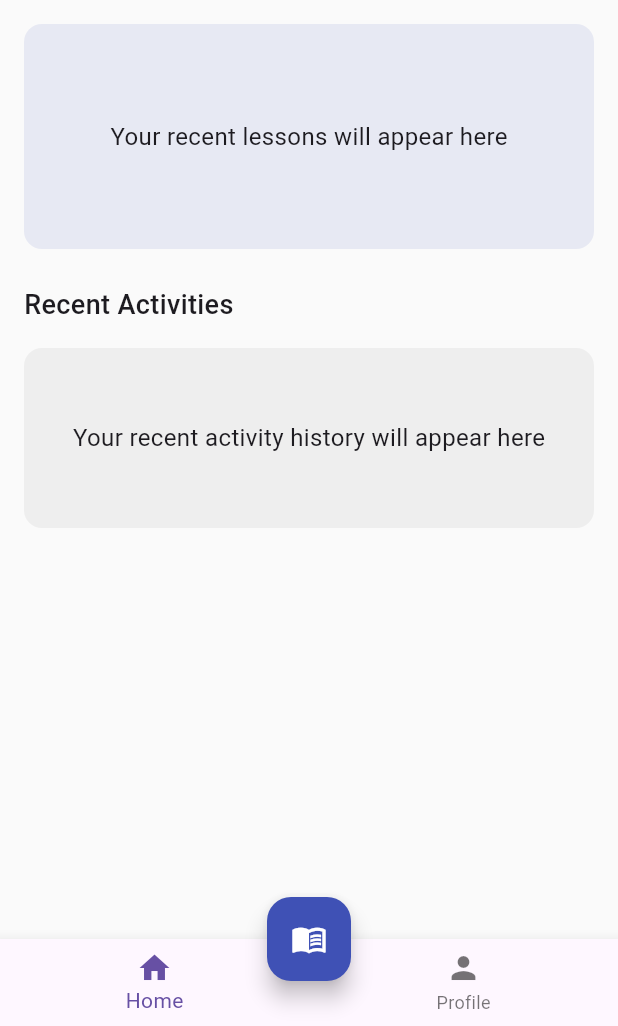
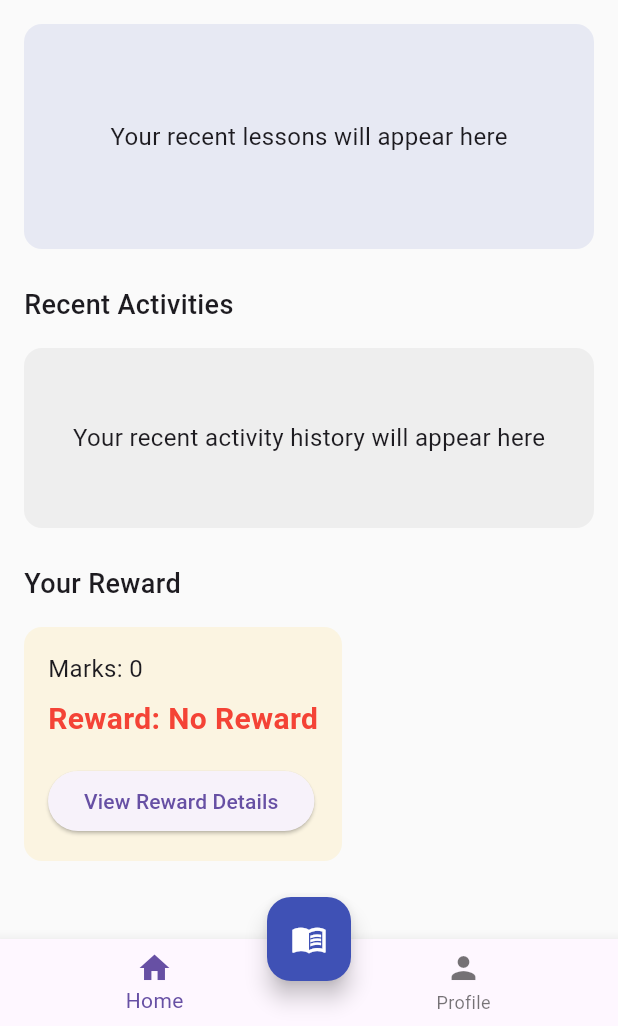
Before and after one commit to Group-7B/MainProgram, a Flutter app: the HomeScreen screen opened directly, after a tap on the "search" icon, on a phone screen of 412 x 824 dp, the part 210-1236 px from its top. Run offline on Flutter 3.47's test engine with Material 3 defaults, Android fonts, the phone set to English and light mode, and no system bars.

Commit message:
Add files via upload

```diff
--- a/lib/main.dart
+++ b/lib/main.dart
@@ -1,5 +1,4 @@
-// ignore_for_file: depend_on_referenced_packages
-
+// ignore_for_file: depend_on_referenced_packages, non_constant_identifier_names
 import 'package:flutter/material.dart';
 import 'package:learning_app/screens/home_screen.dart';
 import 'package:learning_app/screens/lesson_screen.dart';
@@ -7,6 +6,7 @@ import 'package:learning_app/screens/quiz_screen.dart';
 import 'package:learning_app/screens/subject_screen.dart';
 import 'package:learning_app/theme/app_theme.dart';
 import 'package:learning_app/screens/setting_screen.dart';
+import 'package:learning_app/screens/reward_screen.dart';
 
 void main() {
   runApp(const LearningApp());
@@ -30,6 +30,7 @@ class LearningApp extends StatelessWidget {
         '/quiz': (context) => const QuizScreen(),
         '/profile': (context) => const SettingsScreen(),
         '/setting': (context) => const SettingsScreen(),
+        '/reward': (context) => RewardScreen(marks: 0),
       },
     );
   }
--- a/lib/screens/home_screen.dart
+++ b/lib/screens/home_screen.dart
@@ -1,5 +1,6 @@
 import 'package:flutter/material.dart';
 import 'package:learning_app/screens/profile_screen.dart';
+import 'package:learning_app/screens/reward_screen.dart';
 
 class HomeScreen extends StatefulWidget {
   const HomeScreen({super.key});
@@ -10,6 +11,23 @@ class HomeScreen extends StatefulWidget {
 
 class _HomeScreenState extends State<HomeScreen> {
   int _currentIndex = 0;
+
+  Future<int> fetchMarks() async {
+    await Future.delayed(const Duration(seconds: 2));
+    return 0; // Example marks
+  }
+
+  String getReward(int marks) {
+    if (marks >= 90) {
+      return 'Gold';
+    } else if (marks >= 75) {
+      return 'Silver';
+    } else if (marks >= 50) {
+      return 'Bronze';
+    } else {
+      return 'No Reward';
+    }
+  }
 
   @override
   Widget build(BuildContext context) {
@@ -85,6 +103,8 @@ class _HomeScreenState extends State<HomeScreen> {
           _buildContinueLearning(),
           const SizedBox(height: 24),
           _buildRecentActivities(),
+          const SizedBox(height: 24),
+          _buildRewardSection(),
         ],
       ),
     );
@@ -125,4 +145,74 @@ class _HomeScreenState extends State<HomeScreen> {
       ],
     );
   }
+
+  Widget _buildRewardSection() {
+    return FutureBuilder<int>(
+      future: fetchMarks(),
+      builder: (context, snapshot) {
+        if (snapshot.connectionState == ConnectionState.waiting) {
+          return const Center(child: CircularProgressIndicator());
+        } else if (snapshot.hasError) {
+          return const Center(child: Text('Error fetching marks'));
+        } else {
+          final marks = snapshot.data!;
+          final reward = getReward(marks);
+
+          return Column(
+            crossAxisAlignment: CrossAxisAlignment.start,
+            children: [
+              const Text(
+                'Your Reward',
+                style: TextStyle(fontSize: 18, fontWeight: FontWeight.w500),
+              ),
+              const SizedBox(height: 16),
+              Container(
+                padding: const EdgeInsets.all(16),
+                decoration: BoxDecoration(
+                  color: Colors.amber.withOpacity(0.1),
+                  borderRadius: BorderRadius.circular(12),
+                ),
+                child: Column(
+                  crossAxisAlignment: CrossAxisAlignment.start,
+                  children: [
+                    Text(
+                      'Marks: $marks',
+                      style: const TextStyle(fontSize: 16),
+                    ),
+                    const SizedBox(height: 8),
+                    Text(
+                      'Reward: $reward',
+                      style: TextStyle(
+                        fontSize: 20,
+                        fontWeight: FontWeight.bold,
+                        color: reward == 'Gold'
+                            ? Colors.amber
+                            : reward == 'Silver'
+                                ? Colors.grey
+                                : reward == 'Bronze'
+                                    ? Colors.brown
+                                    : Colors.red,
+                      ),
+                    ),
+                    const SizedBox(height: 16),
+                    ElevatedButton(
+                      onPressed: () {
+                        Navigator.push(
+                          context,
+                          MaterialPageRoute(
+                            builder: (context) => RewardScreen(marks: marks),
+                          ),
+                        );
+                      },
+                      child: const Text('View Reward Details'),
+                    ),
+                  ],
+                ),
+              ),
+            ],
+          );
+        }
+      },
+    );
+  }
 }
--- /dev/null
+++ b/lib/screens/reward_screen.dart
@@ -0,0 +1,55 @@
+import 'package:flutter/material.dart';
+
+class RewardScreen extends StatelessWidget {
+  final int marks;
+
+  const RewardScreen({super.key, required this.marks});
+
+  String getReward() {
+    if (marks >= 90) {
+      return 'Gold';
+    } else if (marks >= 75) {
+      return 'Silver';
+    } else if (marks >= 50) {
+      return 'Bronze';
+    } else {
+      return 'No Reward';
+    }
+  }
+
+  @override
+  Widget build(BuildContext context) {
+    final reward = getReward();
+    return Scaffold(
+      appBar: AppBar(
+        title: const Text('Your Reward'),
+      ),
+      body: Center(
+        child: Column(
+          mainAxisAlignment: MainAxisAlignment.center,
+          children: [
+            Text(
+              'Marks: $marks',
+              style: const TextStyle(fontSize: 24),
+            ),
+            const SizedBox(height: 16),
+            Text(
+              'Reward: $reward',
+              style: TextStyle(
+                fontSize: 32,
+                fontWeight: FontWeight.bold,
+                color: reward == 'Gold'
+                    ? Colors.amber
+                    : reward == 'Silver'
+                        ? Colors.grey
+                        : reward == 'Bronze'
+                            ? Colors.brown
+                            : Colors.red,
+              ),
+            ),
+          ],
+        ),
+      ),
+    );
+  }
+}
```
